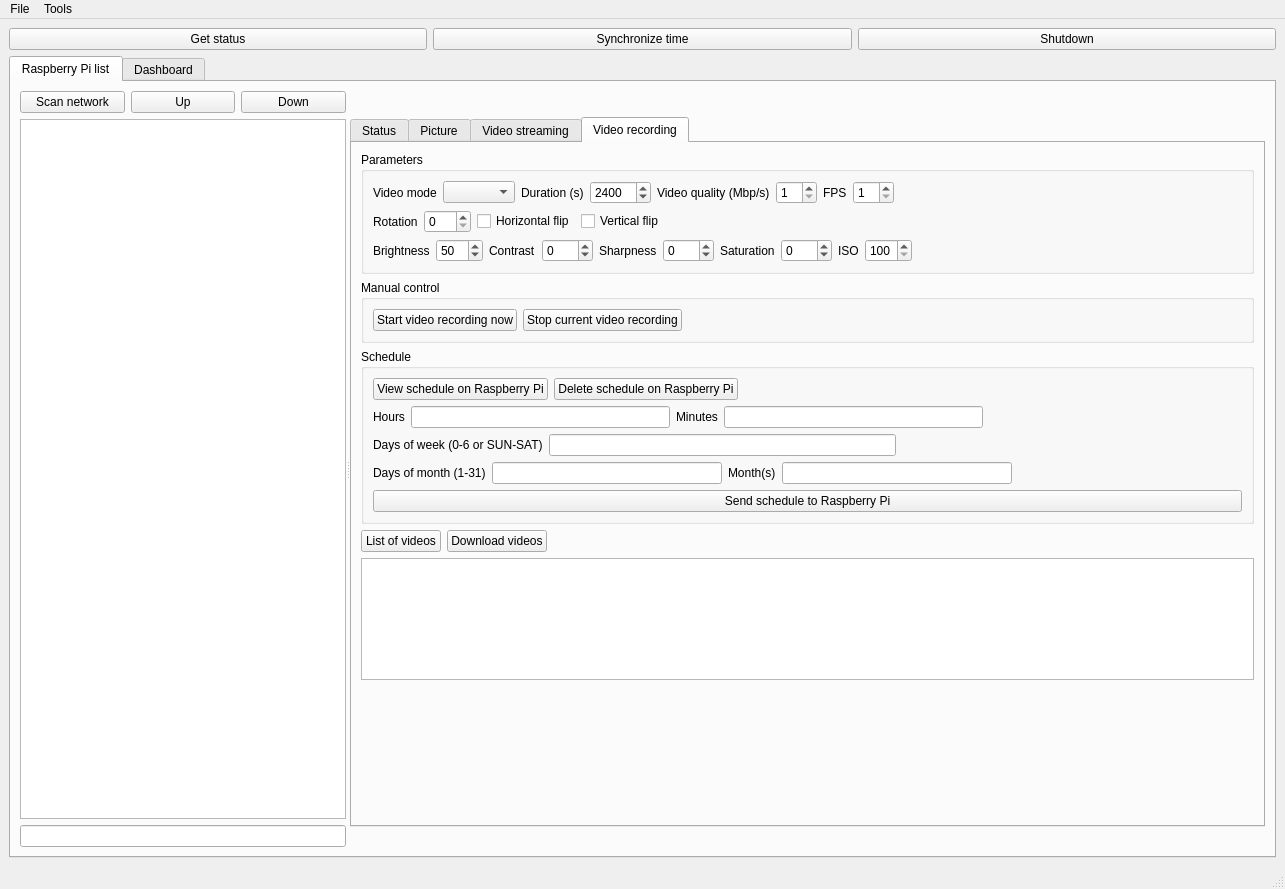
Above: src/coordinator/coordinator.ui from olivierfriard/raspberry_video-recording_coordinator before the change. Below: the same form after it.
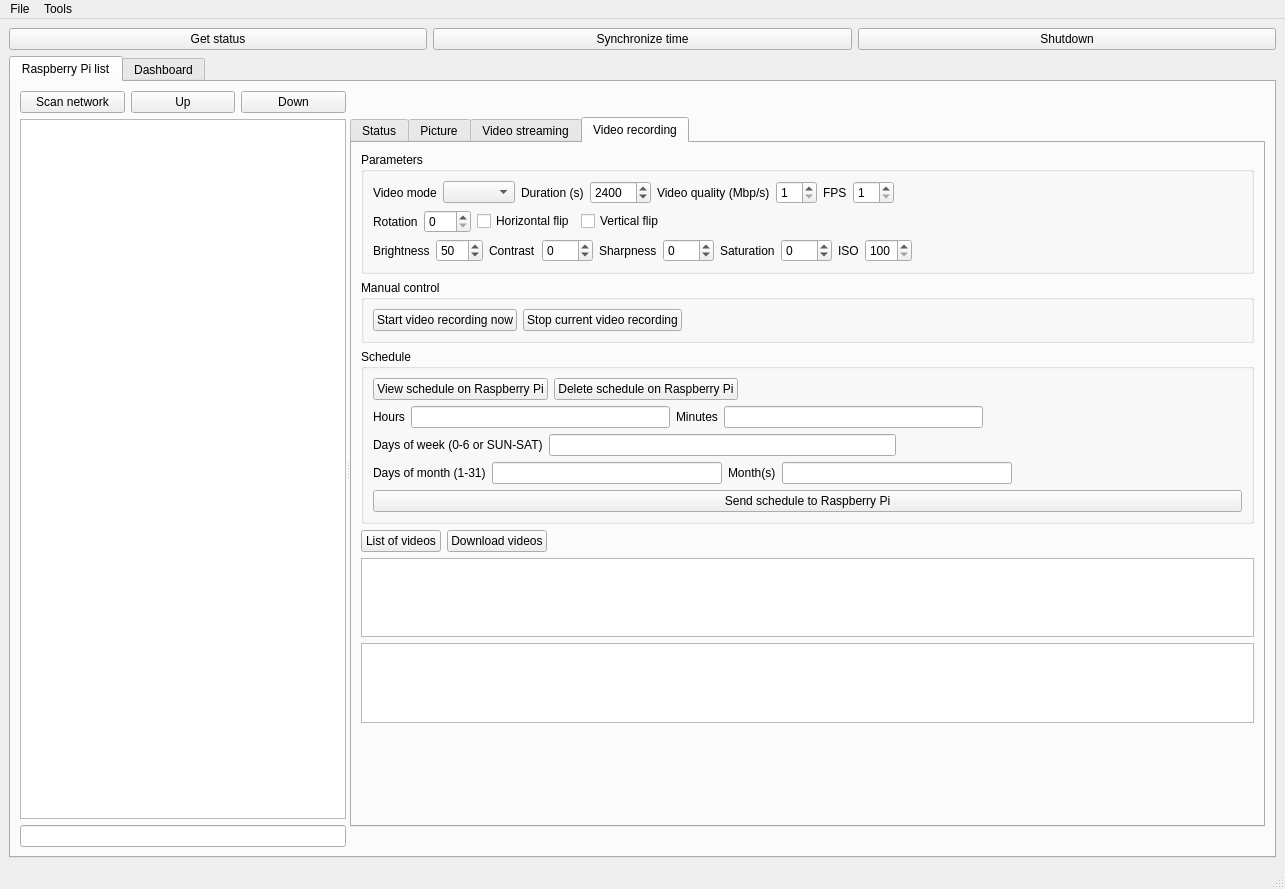
That is the form after the change.

What changed in the file:
```diff
--- a/src/coordinator/coordinator.ui
+++ b/src/coordinator/coordinator.ui
@@ -1152,6 +1152,9 @@
                   </item>
                  </layout>
                 </item>
+                <item>
+                 <widget class="QListWidget" name="video_output_lw"/>
+                </item>
                 <item>
                  <widget class="QPlainTextEdit" name="video_output_pte"/>
                 </item>
```
